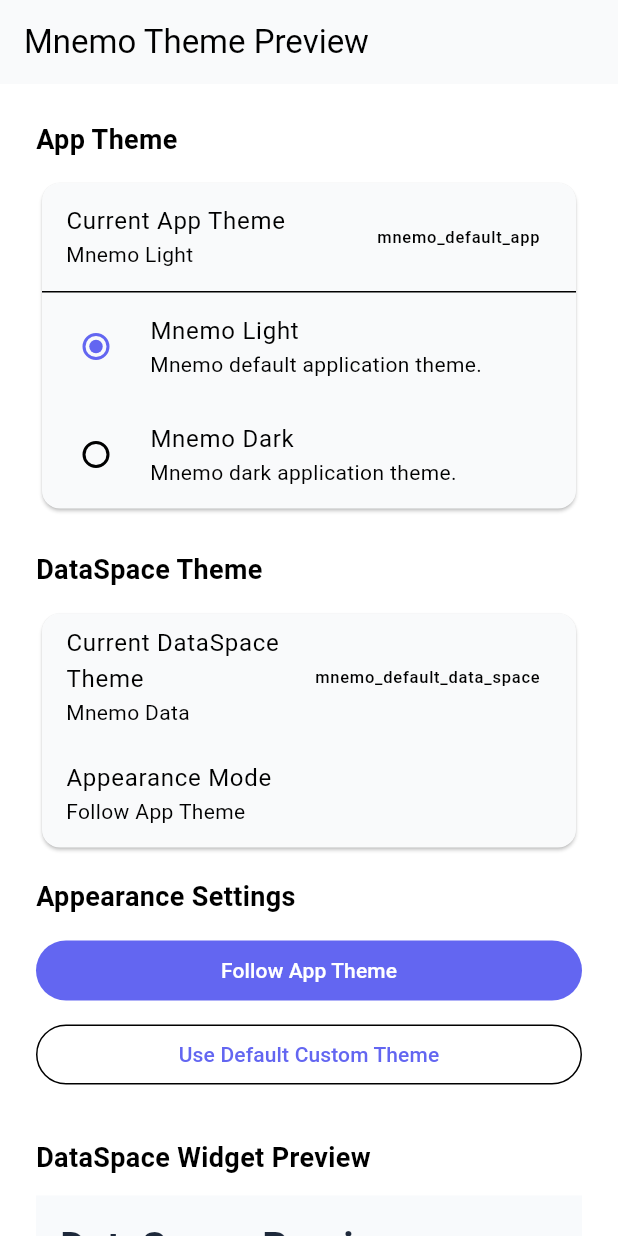
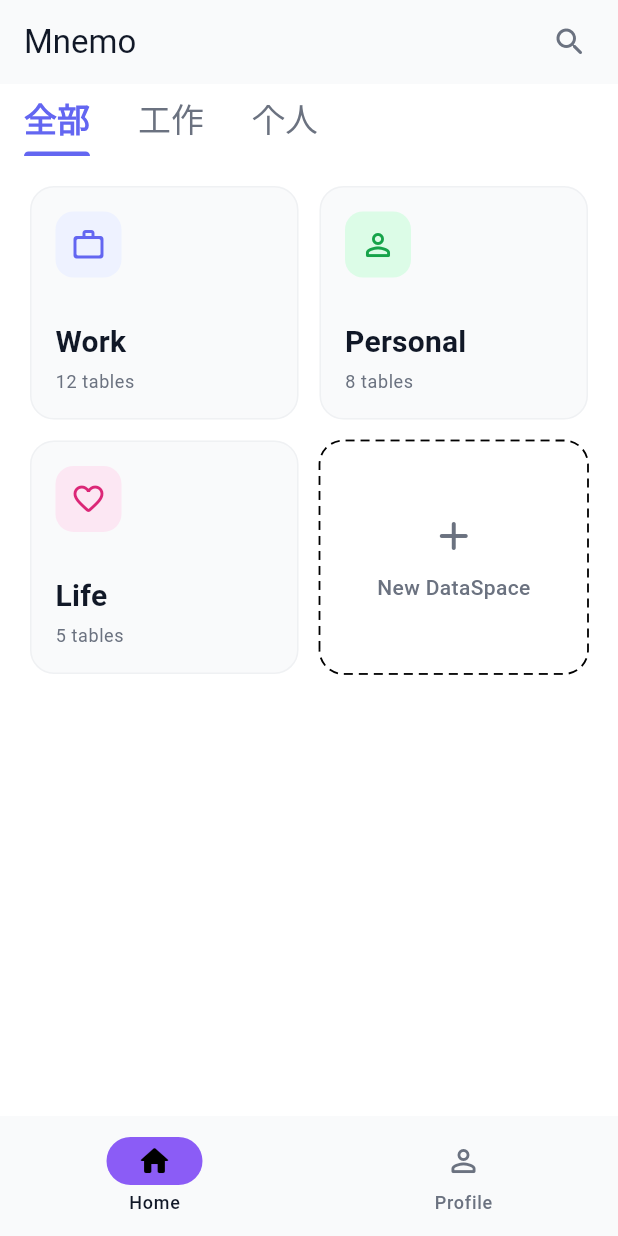
Before and after one commit to AliceCoco-Vci/mnemo, a Flutter app: the screen it shows after launch, on a phone screen of 412 x 824 dp. Run offline on Flutter 3.47's test engine with Material 3 defaults, Android fonts, the phone set to English and light mode, and no system bars; our stand-ins replace flutter_riverpod.

Commit message:
feat(home): 添加主页

```diff
--- a/lib/app/app.dart
+++ b/lib/app/app.dart
@@ -2,7 +2,7 @@ import 'package:flutter/material.dart';
 import 'package:flutter_riverpod/flutter_riverpod.dart';
 
 import 'theme/app_theme_provider.dart';
-import '../features/theme/presentation/pages/theme_preview_page.dart';
+import '../features/home/presentation/pages/home_page.dart';
 
 class MnemoApp extends ConsumerWidget {
   const MnemoApp({super.key});
@@ -15,7 +15,7 @@ class MnemoApp extends ConsumerWidget {
       title: 'Mnemo',
       debugShowCheckedModeBanner: false,
       theme: theme,
-      home: const ThemePreviewPage(),
+      home: const HomePage(),
     );
   }
 }
--- /dev/null
+++ b/lib/features/data_space/domain/models/data_space.dart
@@ -0,0 +1,60 @@
+/// DataSpace 分组。
+enum DataSpaceGroup {
+  work('工作'),
+  personal('个人');
+
+  const DataSpaceGroup(this.label);
+
+  /// 分组显示名称。
+  final String label;
+}
+
+/// DataSpace 图标语义。
+///
+/// 只描述业务含义，不直接依赖 Flutter IconData。
+enum DataSpaceIcon { work, person, life }
+
+/// DataSpace 领域模型。
+///
+/// 描述一个独立的数据空间。
+/// 不依赖 Flutter Widget、ThemeData 或 Theme Token。
+class DataSpace {
+  /// 唯一标识。
+  final String id;
+
+  /// 名称。
+  final String name;
+
+  /// 描述。
+  final String description;
+
+  /// 所属分组。
+  final DataSpaceGroup group;
+
+  /// 表数量。
+  ///
+  /// 当前用于 Mock 数据展示。
+  /// 后续接入 DataTable 后，应通过关联数据动态统计，
+  /// 不再将其作为 DataSpace 的持久化字段。
+  final int tableCount;
+
+  /// 图标语义。
+  final DataSpaceIcon icon;
+
+  /// 卡片强调色，使用 HEX 字符串。
+  final String accentColor;
+
+  /// 卡片强调背景色，使用 HEX 字符串。
+  final String accentBackgroundColor;
+
+  const DataSpace({
+    required this.id,
+    required this.name,
+    required this.description,
+    required this.group,
+    required this.tableCount,
+    required this.icon,
+    required this.accentColor,
+    required this.accentBackgroundColor,
+  });
+}
--- /dev/null
+++ b/lib/features/data_space/presentation/providers/data_spaces_provider.dart
@@ -0,0 +1,45 @@
+import 'package:flutter_riverpod/flutter_riverpod.dart';
+
+import '../../domain/models/data_space.dart';
+
+/// 当前 DataSpace 集合。
+///
+/// 第一版使用内置 Mock 数据。
+/// 后续接入 DataSpaceRepository 后，再由 Repository 提供数据。
+final dataSpacesProvider = Provider<List<DataSpace>>((ref) {
+  return _builtInDataSpaces;
+});
+
+/// 内置 DataSpace 测试数据。
+const List<DataSpace> _builtInDataSpaces = [
+  DataSpace(
+    id: 'work',
+    name: 'Work',
+    description: 'Work-related information',
+    group: DataSpaceGroup.work,
+    tableCount: 12,
+    icon: DataSpaceIcon.work,
+    accentColor: '#6366F1',
+    accentBackgroundColor: '#EEF2FF',
+  ),
+  DataSpace(
+    id: 'personal',
+    name: 'Personal',
+    description: 'Personal notes and records',
+    group: DataSpaceGroup.personal,
+    tableCount: 8,
+    icon: DataSpaceIcon.person,
+    accentColor: '#16A34A',
+    accentBackgroundColor: '#DCFCE7',
+  ),
+  DataSpace(
+    id: 'life',
+    name: 'Life',
+    description: 'Everyday life',
+    group: DataSpaceGroup.personal,
+    tableCount: 5,
+    icon: DataSpaceIcon.life,
+    accentColor: '#DB2777',
+    accentBackgroundColor: '#FCE7F3',
+  ),
+];
--- /dev/null
+++ b/lib/features/home/presentation/pages/home_page.dart
@@ -0,0 +1,202 @@
+import 'package:flutter/material.dart';
+import 'package:flutter_riverpod/flutter_riverpod.dart';
+
+import '../../../data_space/domain/models/data_space.dart';
+import '../providers/home_provider.dart';
+import '../widgets/add_data_space_card.dart';
+import '../widgets/data_space_card.dart';
+import '../widgets/profile_view.dart';
+
+class HomePage extends ConsumerStatefulWidget {
+  const HomePage({super.key});
+
+  @override
+  ConsumerState<HomePage> createState() => _HomePageState();
+}
+
+class _HomePageState extends ConsumerState<HomePage>
+    with SingleTickerProviderStateMixin {
+  late final TabController _tabController;
+
+  bool _searching = false;
+  int _currentIndex = 0;
+
+  final TextEditingController _searchController = TextEditingController();
+
+  static const String _allGroup = '全部';
+
+  List<String> get _groups => [
+    _allGroup,
+    ...DataSpaceGroup.values.map((group) => group.label),
+  ];
+
+  @override
+  void initState() {
+    super.initState();
+
+    _tabController = TabController(length: _groups.length, vsync: this);
+
+    _tabController.addListener(_handleTabChange);
+  }
+
+  /// 同步 Tab 选择与 Home Provider 状态。
+  void _handleTabChange() {
+    if (_tabController.indexIsChanging) return;
+
+    _selectGroup(_tabController.index);
+  }
+
+  void _selectGroup(int index) {
+    final group = index == 0 ? null : DataSpaceGroup.values[index - 1];
+
+    ref.read(homeProvider.notifier).selectGroup(group);
+  }
+
+  @override
+  void dispose() {
+    _tabController.removeListener(_handleTabChange);
+    _tabController.dispose();
+    _searchController.dispose();
+    super.dispose();
+  }
+
+  /// 展开或关闭搜索。
+  void _toggleSearch() {
+    setState(() {
+      _searching = !_searching;
+
+      if (!_searching) {
+        _searchController.clear();
+        ref.read(homeProvider.notifier).clearSearch();
+      }
+    });
+  }
+
+  /// 创建 DataSpace。
+  void _createDataSpace() {
+    ScaffoldMessenger.of(
+      context,
+    ).showSnackBar(const SnackBar(content: Text('Create DataSpace')));
+  }
+
+  /// 打开 DataSpace。
+  void _openDataSpace(DataSpace dataSpace) {
+    ScaffoldMessenger.of(
+      context,
+    ).showSnackBar(SnackBar(content: Text('Open ${dataSpace.name}')));
+  }
+
+  @override
+  Widget build(BuildContext context) {
+    final dataSpaces = ref.watch(filteredDataSpacesProvider);
+    final theme = Theme.of(context);
+
+    return Scaffold(
+      appBar: _currentIndex == 0
+          ? AppBar(
+              title: _searching
+                  ? TextField(
+                      controller: _searchController,
+                      autofocus: true,
+                      decoration: const InputDecoration(
+                        hintText: 'Search DataSpaces',
+                        border: InputBorder.none,
+                      ),
+                      onChanged: (value) {
+                        ref
+                            .read(homeProvider.notifier)
+                            .updateSearchQuery(value);
+                      },
+                    )
+                  : const Text('Mnemo'),
+              actions: [
+                IconButton(
+                  onPressed: _toggleSearch,
+                  icon: Icon(
+                    _searching ? Icons.close_rounded : Icons.search_rounded,
+                  ),
+                ),
+                const SizedBox(width: 8),
+              ],
+            )
+          : null,
+
+      body: _currentIndex == 0
+          ? Column(
+              children: [
+                if (!_searching)
+                  Material(
+                    color: Colors.transparent,
+                    child: TabBar(
+                      controller: _tabController,
+                      isScrollable: true,
+                      tabAlignment: TabAlignment.start,
+                      dividerColor: Colors.transparent,
+                      labelStyle: theme.textTheme.titleLarge?.copyWith(
+                        fontWeight: FontWeight.w700,
+                      ),
+                      unselectedLabelStyle: theme.textTheme.titleLarge
+                          ?.copyWith(
+                            fontWeight: FontWeight.w500,
+                          ),
+                      labelColor: theme.colorScheme.primary,
+                      unselectedLabelColor: theme.colorScheme.onSurfaceVariant,
+                      indicatorColor: theme.colorScheme.primary,
+                      tabs: _groups.map((group) => Tab(text: group)).toList(),
+                    ),
+                  ),
+                Expanded(child: _buildHomeContent(dataSpaces)),
+              ],
+            )
+          : const ProfileView(),
+
+      bottomNavigationBar: NavigationBar(
+        selectedIndex: _currentIndex,
+        onDestinationSelected: (index) {
+          setState(() {
+            _currentIndex = index;
+          });
+        },
+        destinations: const [
+          NavigationDestination(
+            icon: Icon(Icons.home_outlined),
+            selectedIcon: Icon(Icons.home_rounded),
+            label: 'Home',
+          ),
+          NavigationDestination(
+            icon: Icon(Icons.person_outline_rounded),
+            selectedIcon: Icon(Icons.person_rounded),
+            label: 'Profile',
+          ),
+        ],
+      ),
+    );
+  }
+
+  /// Home DataSpace 网格。
+  Widget _buildHomeContent(List<DataSpace> dataSpaces) {
+    return GridView.builder(
+      padding: const EdgeInsets.all(20),
+      gridDelegate: const SliverGridDelegateWithMaxCrossAxisExtent(
+        maxCrossAxisExtent: 220,
+        crossAxisSpacing: 14,
+        mainAxisSpacing: 14,
+        childAspectRatio: 1.15,
+      ),
+      itemCount: dataSpaces.length + 1,
+      itemBuilder: (context, index) {
+        // 最后一张卡片始终为新增入口。
+        if (index == dataSpaces.length) {
+          return AddDataSpaceCard(onTap: _createDataSpace);
+        }
+
+        final dataSpace = dataSpaces[index];
+
+        return DataSpaceCard(
+          dataSpace: dataSpace,
+          onTap: () => _openDataSpace(dataSpace),
+        );
+      },
+    );
+  }
+}
--- /dev/null
+++ b/lib/features/home/presentation/providers/home_provider.dart
@@ -0,0 +1,86 @@
+import 'package:flutter_riverpod/flutter_riverpod.dart';
+
+import '../../../data_space/domain/models/data_space.dart';
+import '../../../data_space/presentation/providers/data_spaces_provider.dart';
+
+/// Home 页面状态。
+class HomeState {
+  /// 当前选择的分组。
+  ///
+  /// null 表示全部。
+  final DataSpaceGroup? selectedGroup;
+
+  /// 当前搜索关键词。
+  final String searchQuery;
+
+  const HomeState({this.selectedGroup, this.searchQuery = ''});
+
+  HomeState copyWith({
+    DataSpaceGroup? selectedGroup,
+    bool clearSelectedGroup = false,
+    String? searchQuery,
+  }) {
+    return HomeState(
+      selectedGroup: clearSelectedGroup
+          ? null
+          : selectedGroup ?? this.selectedGroup,
+      searchQuery: searchQuery ?? this.searchQuery,
+    );
+  }
+}
+
+/// Home 页面状态控制器。
+class HomeController extends Notifier<HomeState> {
+  @override
+  HomeState build() {
+    return const HomeState();
+  }
+
+  /// 切换分组。
+  ///
+  /// 传入 null 表示全部。
+  void selectGroup(DataSpaceGroup? group) {
+    state = state.copyWith(
+      selectedGroup: group,
+      clearSelectedGroup: group == null,
+    );
+  }
+
+  /// 更新搜索关键词。
+  void updateSearchQuery(String query) {
+    state = state.copyWith(searchQuery: query);
+  }
+
+  /// 清空搜索关键词。
+  void clearSearch() {
+    state = state.copyWith(searchQuery: '');
+  }
+}
+
+/// Home 页面状态 Provider。
+final homeProvider = NotifierProvider<HomeController, HomeState>(
+  HomeController.new,
+);
+
+/// 根据 Home 状态筛选 DataSpace。
+final filteredDataSpacesProvider = Provider<List<DataSpace>>((ref) {
+  final dataSpaces = ref.watch(dataSpacesProvider);
+  final homeState = ref.watch(homeProvider);
+
+  return dataSpaces.where((dataSpace) {
+    // 分组筛选。
+    final matchesGroup =
+        homeState.selectedGroup == null ||
+        dataSpace.group == homeState.selectedGroup;
+
+    // 名称和描述搜索。
+    final query = homeState.searchQuery.trim().toLowerCase();
+
+    final matchesSearch =
+        query.isEmpty ||
+        dataSpace.name.toLowerCase().contains(query) ||
+        dataSpace.description.toLowerCase().contains(query);
+
+    return matchesGroup && matchesSearch;
+  }).toList();
+});
--- /dev/null
+++ b/lib/features/home/presentation/widgets/add_data_space_card.dart
@@ -0,0 +1,86 @@
+import 'package:flutter/material.dart';
+
+class AddDataSpaceCard extends StatelessWidget {
+  final VoidCallback? onTap;
+
+  const AddDataSpaceCard({super.key, this.onTap});
+
+  @override
+  Widget build(BuildContext context) {
+    final theme = Theme.of(context);
+
+    return InkWell(
+      onTap: onTap,
+      borderRadius: BorderRadius.circular(16),
+      child: Ink(
+        decoration: BoxDecoration(borderRadius: BorderRadius.circular(16)),
+        child: CustomPaint(
+          painter: DashedBorderPainter(
+            color: theme.colorScheme.outlineVariant,
+            radius: 16,
+          ),
+          child: Center(
+            child: Column(
+              mainAxisSize: MainAxisSize.min,
+              children: [
+                Icon(
+                  Icons.add_rounded,
+                  size: 32,
+                  color: theme.colorScheme.onSurfaceVariant,
+                ),
+                const SizedBox(height: 8),
+                Text(
+                  'New DataSpace',
+                  style: theme.textTheme.bodyMedium?.copyWith(
+                    color: theme.colorScheme.onSurfaceVariant,
+                    fontWeight: FontWeight.w500,
+                  ),
+                ),
+              ],
+            ),
+          ),
+        ),
+      ),
+    );
+  }
+}
+
+class DashedBorderPainter extends CustomPainter {
+  final Color color;
+  final double radius;
+
+  const DashedBorderPainter({required this.color, required this.radius});
+
+  @override
+  void paint(Canvas canvas, Size size) {
+    final paint = Paint()
+      ..color = color
+      ..style = PaintingStyle.stroke
+      ..strokeWidth = 1.2;
+
+    final path = Path()
+      ..addRRect(
+        RRect.fromRectAndRadius(Offset.zero & size, Radius.circular(radius)),
+      );
+
+    const dashWidth = 6.0;
+    const dashSpace = 4.0;
+
+    for (final metric in path.computeMetrics()) {
+      double distance = 0;
+
+      while (distance < metric.length) {
+        final end = (distance + dashWidth).clamp(0.0, metric.length);
+
+        canvas.drawPath(metric.extractPath(distance, end), paint);
+
+        distance += dashWidth + dashSpace;
+      }
+    }
+  }
+
+  @override
+  bool shouldRepaint(covariant DashedBorderPainter oldDelegate) {
+    return color != oldDelegate.color || radius != oldDelegate.radius;
+  }
+}
--- /dev/null
+++ b/lib/features/home/presentation/widgets/data_space_card.dart
@@ -0,0 +1,77 @@
+import 'package:flutter/material.dart';
+
+import '../../../../core/theme/adapters/flutter_theme_adapter.dart';
+import '../../../../core/theme/tokens/common/theme_color.dart';
+
+import '../../../data_space/domain/models/data_space.dart';
+
+class DataSpaceCard extends StatelessWidget {
+  final DataSpace dataSpace;
+  final VoidCallback? onTap;
+
+  const DataSpaceCard({super.key, required this.dataSpace, this.onTap});
+
+  @override
+  Widget build(BuildContext context) {
+    final theme = Theme.of(context);
+
+    final icon = _iconFor(dataSpace.icon);
+    final accentColor = FlutterThemeAdapter.toColor(
+      ThemeColor.fromHex(dataSpace.accentColor),
+    );
+    final accentBackgroundColor = FlutterThemeAdapter.toColor(
+      ThemeColor.fromHex(dataSpace.accentBackgroundColor),
+    );
+
+    return InkWell(
+      onTap: onTap,
+      borderRadius: BorderRadius.circular(16),
+      child: Ink(
+        padding: const EdgeInsets.all(16),
+        decoration: BoxDecoration(
+          color: theme.colorScheme.surface,
+          borderRadius: BorderRadius.circular(16),
+          border: Border.all(color: theme.dividerColor.withValues(alpha: 0.5)),
+        ),
+        child: Column(
+          crossAxisAlignment: CrossAxisAlignment.start,
+          children: [
+            Container(
+              width: 44,
+              height: 44,
+              decoration: BoxDecoration(
+                color: accentBackgroundColor,
+                borderRadius: BorderRadius.circular(12),
+              ),
+              child: Icon(icon, color: accentColor, size: 24),
+            ),
+            const Spacer(),
+            Text(
+              dataSpace.name,
+              maxLines: 1,
+              overflow: TextOverflow.ellipsis,
+              style: theme.textTheme.titleMedium?.copyWith(
+                fontWeight: FontWeight.w600,
+              ),
+            ),
+            const SizedBox(height: 4),
+            Text(
+              '${dataSpace.tableCount} tables',
+              style: theme.textTheme.bodySmall?.copyWith(
+                color: theme.colorScheme.onSurfaceVariant,
+              ),
+            ),
+          ],
+        ),
+      ),
+    );
+  }
+
+  IconData _iconFor(DataSpaceIcon icon) {
+    return switch (icon) {
+      DataSpaceIcon.work => Icons.work_outline_rounded,
+      DataSpaceIcon.person => Icons.person_outline_rounded,
+      DataSpaceIcon.life => Icons.favorite_border_rounded,
+    };
+  }
+}
```
Also changed, not shown: lib/core/theme/adapters/app_theme_adapter.dart (+33 -11 lines), lib/features/home/presentation/widgets/profile_view.dart (added, +60 -0 lines).
